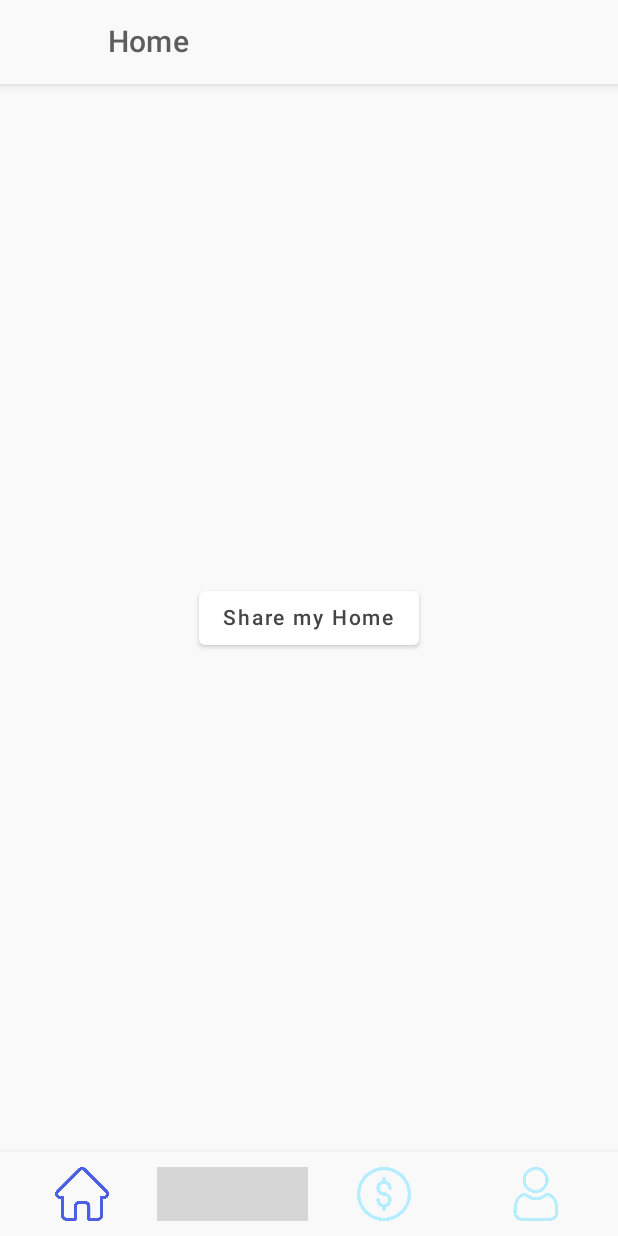
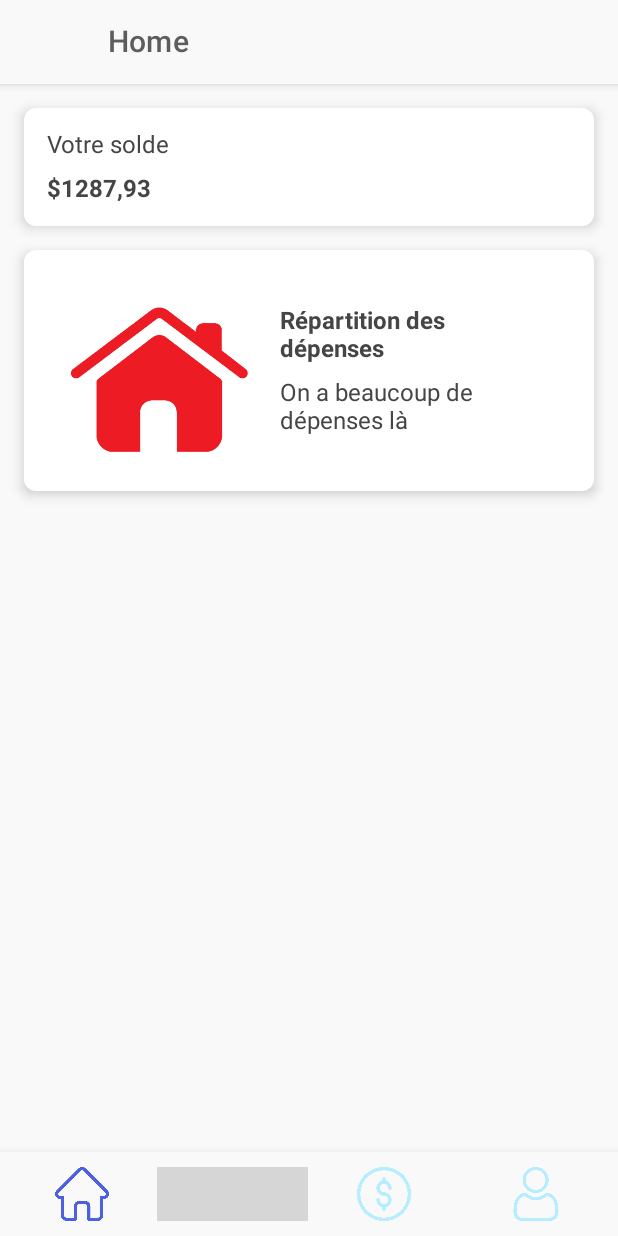
Before and after one commit to louislouislouislouis/androidMoneyVisualizer, an Android app built with Jetpack Compose: the screen it shows after launch (MainActivity), on a phone screen of 412 x 824 dp. Run offline under Robolectric (Android 15) with nearby library versions, the phone set to English and light mode, and no system bars; our stand-ins replace window size class; libraries missing offline, so code that uses them is left out: com.plaid.link; grey boxes are pictures that could not be loaded.

Commit message:
Design additions
Ajout d'éléments de UI dans la home page

```diff
--- a/app/src/main/java/com/succiue/myapplication/ui/screens/HomeScreen.kt
+++ b/app/src/main/java/com/succiue/myapplication/ui/screens/HomeScreen.kt
@@ -1,16 +1,31 @@
 package com.succiue.myapplication.ui.screens
 
+import android.annotation.SuppressLint
+import android.widget.Toast
 import androidx.annotation.StringRes
+import androidx.compose.foundation.Image
+import androidx.compose.foundation.clickable
+import androidx.compose.foundation.interaction.MutableInteractionSource
 import androidx.compose.foundation.layout.*
+import androidx.compose.foundation.shape.RoundedCornerShape
 import androidx.compose.material.*
 import androidx.compose.material.icons.Icons
 import androidx.compose.material.icons.filled.*
+import androidx.compose.material.ripple.rememberRipple
 import androidx.compose.runtime.*
 import androidx.compose.ui.Alignment
 import androidx.compose.ui.Modifier
+import androidx.compose.ui.graphics.Color
 import androidx.compose.ui.graphics.vector.ImageVector
+import androidx.compose.ui.layout.ContentScale
 import androidx.compose.ui.platform.LocalContext
+import androidx.compose.ui.res.painterResource
 import androidx.compose.ui.res.stringResource
+import androidx.compose.ui.text.SpanStyle
+import androidx.compose.ui.text.buildAnnotatedString
+import androidx.compose.ui.text.font.FontWeight
+import androidx.compose.ui.text.withStyle
+import androidx.compose.ui.unit.dp
 import androidx.navigation.NavController
 import androidx.navigation.NavDestination.Companion.hierarchy
 import androidx.navigation.NavGraph.Companion.findStartDestination
@@ -61,18 +76,146 @@ fun MoneyVizualizerHome(viewModel: MainViewController, navController: NavControl
     }
 }
 
+@SuppressLint("UnusedMaterialScaffoldPaddingParameter")
 @Composable
 fun Home(modifier: Modifier = Modifier, navController: NavController) {
-    Column(
-        modifier = modifier.fillMaxWidth().fillMaxHeight(),
-        verticalArrangement = Arrangement.Center,
-        horizontalAlignment = Alignment.CenterHorizontally
-    ) {
-        Button(onClick = { /*TODO*/ }, colors  = ButtonDefaults.buttonColors(
-            backgroundColor = MaterialTheme.colors.onBackground,
-            contentColor = MaterialTheme.colors.onPrimary
-            )) {
-            Text("Share my Home")
+    Scaffold () {
+        Column() {
+            Surface1()
+            Surface2()
         }
+
     }
 }
+
+@Composable
+fun Surface1(){
+    val context = LocalContext.current
+
+    Surface (
+        shape = RoundedCornerShape(8.dp),
+        elevation = 5.dp,
+        modifier = Modifier
+            .fillMaxWidth()
+            .padding(start = 16.dp, end = 16.dp,top = 16.dp, bottom = 0.dp)
+    ){
+        Column(
+            modifier = Modifier
+                .clickable(
+                    interactionSource = CreateMutableInteractionSource(),
+                    indication = CreateIndication(color = MaterialTheme.colors.onPrimary),
+                    onClick = {
+                        Toast
+                            .makeText(context, "Go to Dépenses", Toast.LENGTH_SHORT)
+                            .show()
+                    }
+
+                )
+                .padding(15.dp)
+        ) {
+
+
+            Text(
+                buildAnnotatedString {
+                    withStyle(
+                        style = SpanStyle(color =  MaterialTheme.colors.onPrimary)
+                    ){
+                        append("Votre solde")
+                    }
+                }
+            )
+
+            Spacer(modifier = Modifier.padding(vertical = 5.dp))
+
+            Text(
+                buildAnnotatedString {
+                    withStyle(
+                        style = SpanStyle(fontWeight = FontWeight.Bold, color =  MaterialTheme.colors.onPrimary)
+                    ){
+                        append("$1287,93")
+                    }
+                }
+            )
+        }
+
+    }
+}
+
+@Composable
+fun Surface2(){
+    val context = LocalContext.current
+
+    Surface (
+        shape = RoundedCornerShape(8.dp),
+        elevation = 5.dp,
+        modifier = Modifier
+            .fillMaxWidth()
+            .clickable(
+                interactionSource = CreateMutableInteractionSource(),
+                indication = CreateIndication(color = MaterialTheme.colors.onPrimary),
+                onClick = {
+                    Toast
+                        .makeText(context, "Go to Stats", Toast.LENGTH_SHORT)
+                        .show()
+                }
+
+            )
+            .padding(start = 16.dp, end = 16.dp,top = 16.dp, bottom = 0.dp)
+    ){
+        Row(
+            modifier = Modifier
+                .padding(15.dp),
+            verticalAlignment = Alignment.CenterVertically,
+            horizontalArrangement = Arrangement.Center
+        ) {
+
+            Image(painter = painterResource(id = R.drawable.red_house),
+                contentDescription = null,
+                contentScale = ContentScale.Fit,
+                modifier = Modifier.
+                padding(start = 10.dp)
+                .size(130.dp)
+                )
+            Spacer(modifier = Modifier.padding(vertical = 5.dp))
+
+            Column(
+                modifier = Modifier
+                    .padding(15.dp)
+            ) {
+
+
+                Text(
+                    buildAnnotatedString {
+                        withStyle(
+                            style = SpanStyle(fontWeight = FontWeight.Bold, color =  MaterialTheme.colors.onPrimary)
+                        ){
+                            append("Répartition des dépenses")
+                        }
+                    }
+                )
+
+                Spacer(modifier = Modifier.padding(vertical = 5.dp))
+
+                Text(
+                    buildAnnotatedString {
+                        withStyle(
+                            style = SpanStyle(color =  MaterialTheme.colors.onPrimary)
+                        ){
+                            append("On a beaucoup de dépenses là")
+                        }
+                    }
+                )
+            }
+
+        }
+
+    }
+}
+
+@Composable
+fun CreateMutableInteractionSource(): MutableInteractionSource = remember{
+    MutableInteractionSource()
+}
+
+@Composable
+fun CreateIndication(bounded:Boolean = true, color: Color = MaterialTheme.colors.onPrimary) = rememberRipple(bounded = bounded, color = color)
--- a/app/src/main/java/com/succiue/myapplication/ui/screens/StatisticsScreen.kt
+++ b/app/src/main/java/com/succiue/myapplication/ui/screens/StatisticsScreen.kt
@@ -15,17 +15,5 @@ import androidx.navigation.NavController
 
 @Composable
 fun Statistics(modifier: Modifier = Modifier, navController: NavController) {
-    Column(
-        modifier = modifier.fillMaxWidth().fillMaxHeight(),
-        verticalArrangement = Arrangement.Center,
-        horizontalAlignment = Alignment.CenterHorizontally
-    ) {
-        Button(onClick = { /*TODO*/ },
-            colors  = ButtonDefaults.buttonColors(
-                backgroundColor = MaterialTheme.colors.onBackground,
-                contentColor = MaterialTheme.colors.onPrimary
-            )) {
-            Text("Share my Statistics")
-        }
-    }
+
 }
```
Also changed, not shown: app/src/main/res/drawable/red_house.png (added).
